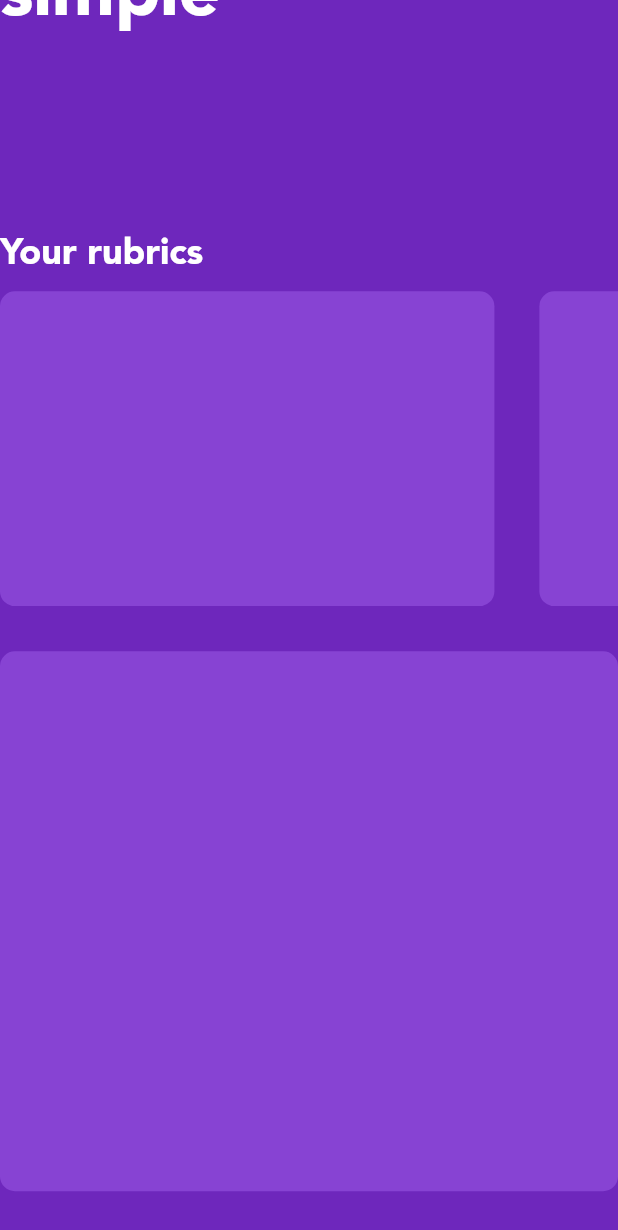
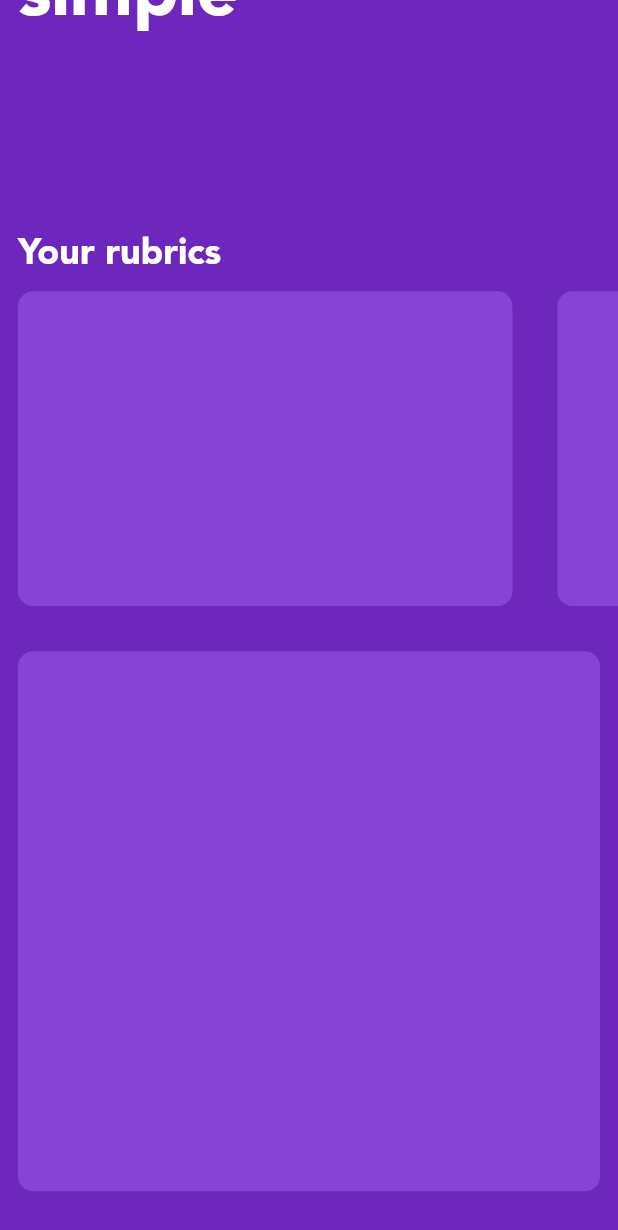
Before and after one commit to iamshawnmeek/demoapp, a Flutter app: the Landing1 widget shown alone on an empty page, opened directly, scrolled down 213 dp, on a phone screen of 412 x 824 dp. Shown: the top 1230 px of the screen. Run offline on Flutter 3.47's test engine with Material 2 defaults, Android fonts, the phone set to English and light mode, and no system bars; our stand-ins replace flutter_riverpod, flutter_svg, google_fonts; missing offline and left inert: flow_builder.

Commit message:
Create widget to automatically pad all children not wrapped in NoPad. Allows for edge to edge nested list views

```diff
--- /dev/null
+++ b/lib/components/autopad_list_view.dart
@@ -0,0 +1,37 @@
+import 'package:flutter/material.dart';
+
+class AutopadListView extends StatelessWidget {
+  final List<Widget> children;
+
+  AutopadListView({
+    @required this.children,
+    Key key,
+  }) : super(key: key);
+
+  @override
+  Widget build(BuildContext context) {
+    return ListView(
+      children: children.map(
+        (child) {
+          if (child is NoPad) {
+            return child;
+          } else {
+            return Padding(
+              padding: const EdgeInsets.symmetric(horizontal: 12.0),
+              child: child,
+            );
+          }
+        },
+      ).toList(),
+    );
+  }
+}
+
+class NoPad extends StatelessWidget {
+  final Widget child;
+
+  const NoPad({Key key, @required this.child}) : super(key: key);
+
+  @override
+  Widget build(BuildContext context) => child;
+}
--- a/lib/landing_1.dart
+++ b/lib/landing_1.dart
@@ -1,7 +1,9 @@
+import 'package:demoapp/components/autopad_list_view.dart';
+import 'package:flutter/material.dart';
+
 import 'package:demoapp/components/fractional_rubric_card.dart';
 import 'package:demoapp/components/rubric_card.dart';
 import 'package:demoapp/components/rubric_logo.dart';
-import 'package:flutter/material.dart';
 
 class Landing1 extends StatelessWidget {
   static const spacing = 30.0;
@@ -9,7 +11,7 @@ class Landing1 extends StatelessWidget {
 
   @override
   Widget build(BuildContext context) {
-    return ListView(
+    return AutopadListView(
       children: <Widget>[
         RubricLogo(),
         SizedBox(height: spacing2),
@@ -48,12 +50,14 @@ class Landing1 extends StatelessWidget {
   }
 
   Widget scrollAreaOne() {
-    return SizedBox(
+    return NoPad(
+      child: SizedBox(
         height: 210,
         child: ListView(
           // able to scroll vert
           scrollDirection: Axis.horizontal,
           children: [
+            SizedBox(width: 12),
             FractionalRubricCard(
               height: 210,
               variableWidth: .8,
@@ -73,7 +77,9 @@ class Landing1 extends StatelessWidget {
               height: 210,
               variableWidth: .8,
             ),
+            SizedBox(width: 12),
           ],
+        ),
       ),
     );
   }
```
Also changed, not shown: lib/app.dart (+4 -24 lines), lib/landing_2.dart (+7 -3 lines), lib/landing_3.dart (+12 -3 lines). Lines whose indentation alone changed are shown as unchanged.
